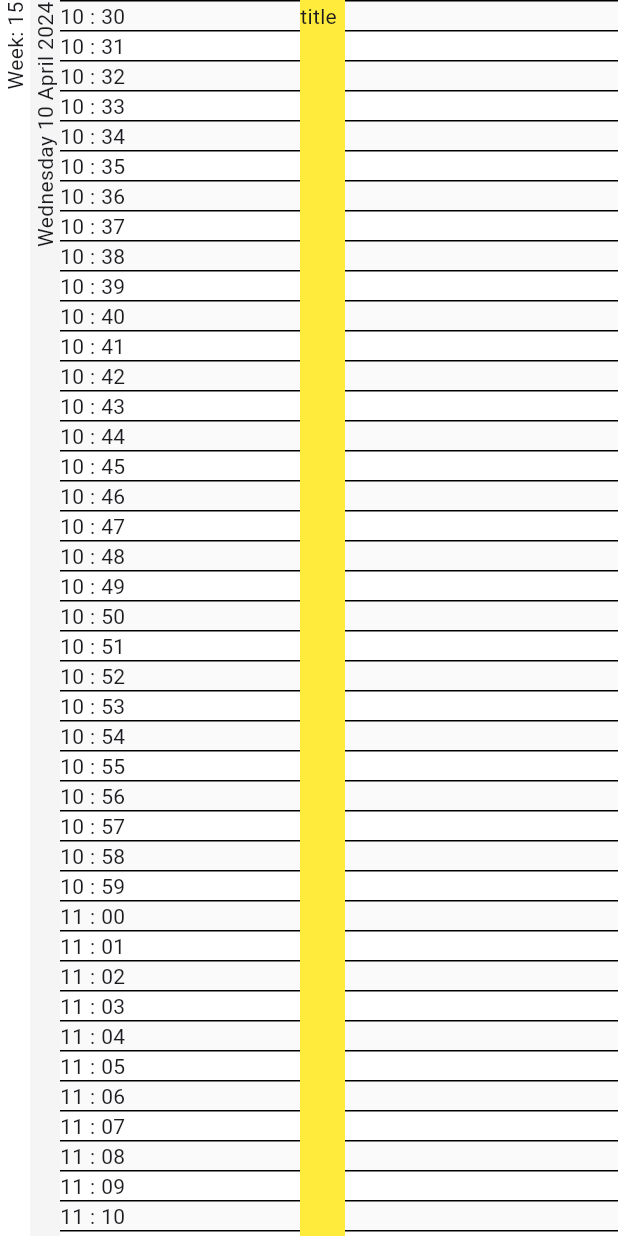
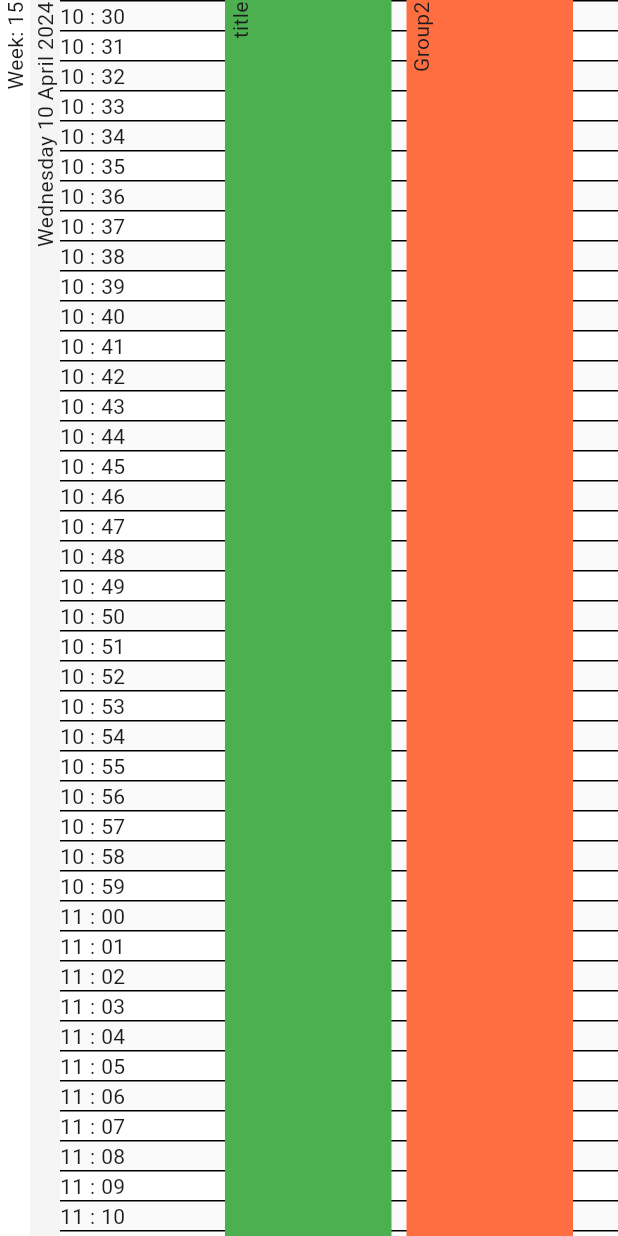
Before and after one commit to lavruh/inf_cal, a Flutter app: the screen it shows after launch, on a phone screen of 412 x 824 dp. Run offline on Flutter 3.47's test engine with Material 3 defaults, Android fonts, the phone set to English and light mode, and no system bars.

Commit message:
add groups cross direction positioning

```diff
--- a/lib/domain/calendar_group.dart
+++ b/lib/domain/calendar_group.dart
@@ -1,9 +1,11 @@
+import 'package:flutter/material.dart';
 import 'package:inf_cal/domain/calendar_entry.dart';
 
 class CalendarGroup {
   final String title;
   final List<CalendarEntry> entries;
-  final double offset;
+  final Color color;
 
-  CalendarGroup(this.offset, {required this.title, required this.entries});
+  CalendarGroup({required this.title, required this.entries, Color? color})
+      : color = color ?? Colors.green;
 }
--- a/lib/domain/inf_cal_controller.dart
+++ b/lib/domain/inf_cal_controller.dart
@@ -7,7 +7,7 @@ import 'package:inf_cal/utils/date_extension.dart';
 import 'package:intl/intl.dart';
 
 class InfCalController extends ChangeNotifier {
-  List<CalendarGroup> calendarGroups = [];
+  List<CalendarGroup> calendarGroups;
   ScaleLevel _scaleLevel = ScaleLevel.minutes();
   Duration _iteration = const Duration(minutes: 1);
   double _entryHeight = 20.0;
@@ -22,6 +22,13 @@ class InfCalController extends ChangeNotifier {
   DateTime _firstEntryOnScreen = DateTime.now();
   bool _zoomMode = false;
   double _mouseScale = 1;
+  final _dataAreaStartOffset = 150;
+  final double padding;
+
+  InfCalController({
+    this.padding = 10,
+    this.calendarGroups = const <CalendarGroup>[],
+  });
 
   bool get zoomMode => _zoomMode;
 
@@ -91,19 +98,28 @@ class InfCalController extends ChangeNotifier {
   List<Widget> updateView() {
     List<Widget> viewBuffer = [];
     viewBuffer.addAll(_generateBackground());
+    final crossDirectSize = _getGroupCrossDirectSize();
     for (final group in calendarGroups) {
+      final indexOfGroup = calendarGroups.indexOf(group);
       for (final e in group.entries) {
         viewBuffer.add(generateCrossFlowItem(
           startDate: e.start,
           endDate: e.end,
           title: group.title,
-          crossDirectionSize: 30,
-          color: Colors.yellow,
-          crossDirectionOffset: group.offset,
+          crossDirectionSize: crossDirectSize,
+          textDirection: 3,
+          color: group.color,
+          crossDirectionOffset:
+              _dataAreaStartOffset + indexOfGroup * (crossDirectSize + padding),
         ));
       }
     }
     return viewBuffer;
+  }
+
+  double _getGroupCrossDirectSize() {
+    return ((_widgetWidth - _dataAreaStartOffset) / calendarGroups.length) -
+        (padding * calendarGroups.length);
   }
 
   List<Widget> _generateBackground() {
--- a/lib/ui/screens/calendar_screen.dart
+++ b/lib/ui/screens/calendar_screen.dart
@@ -17,12 +17,29 @@ class _CalendarScreenState extends State<CalendarScreen> {
   @override
   Widget build(BuildContext context) {
     controller.calendarGroups = [
-      CalendarGroup(200, title: "title", entries: [
-        CalendarEntry(
-            start: DateTime(2024, 4, 1, 5, 20),
-            end: DateTime(2024, 6, 2, 12, 0),
-            title: "title")
-      ])
+      CalendarGroup(
+        title: "title",
+        entries: [
+          CalendarEntry(
+              start: DateTime(2024, 4, 1, 5, 20),
+              end: DateTime(2024, 6, 2, 12, 0),
+              title: "title")
+        ],
+      ),
+      CalendarGroup(
+        title: "Group2",
+        color: Colors.deepOrangeAccent,
+        entries: [
+          CalendarEntry(
+              start: DateTime(2024, 4, 6, 12, 30),
+              end: DateTime(2024, 4, 10, 20, 0),
+              title: "t1"),
+          CalendarEntry(
+              start: DateTime(2024, 4, 11, 0, 30),
+              end: DateTime(2024, 8, 10, 20, 0),
+              title: "t1"),
+        ],
+      )
     ];
     return Scaffold(
         body: InfCal(
--- a/pubspec.yaml
+++ b/pubspec.yaml
@@ -2,7 +2,7 @@ name: inf_cal
 description: "A new Flutter project."
 publish_to: 'none'
 
-version: 1.0.3+1
+version: 1.0.4+1
 
 environment:
   sdk: '>=3.3.2 <4.0.0'
```
